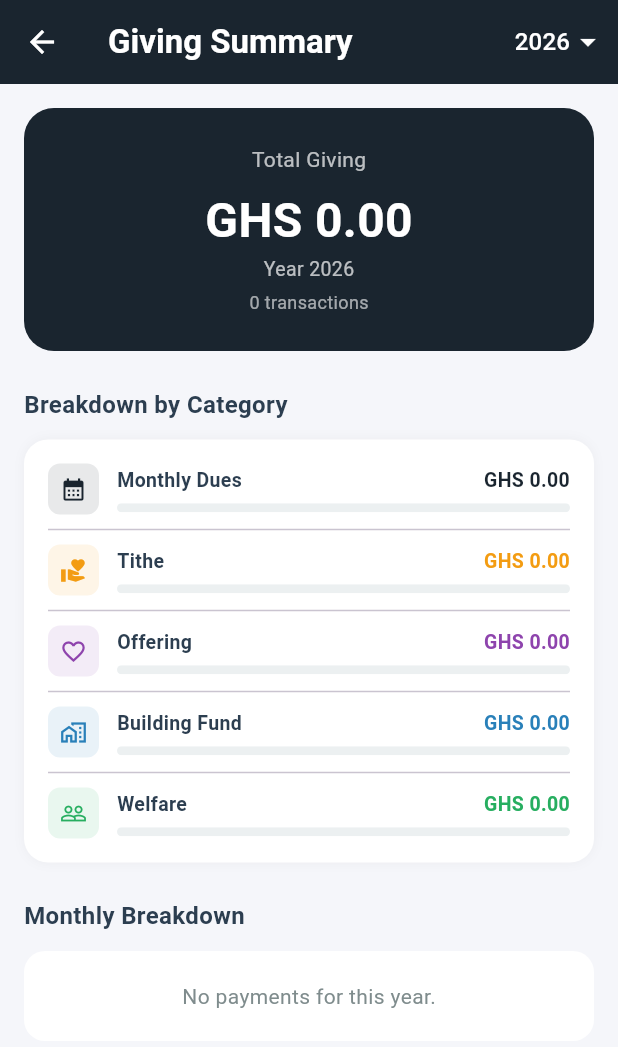
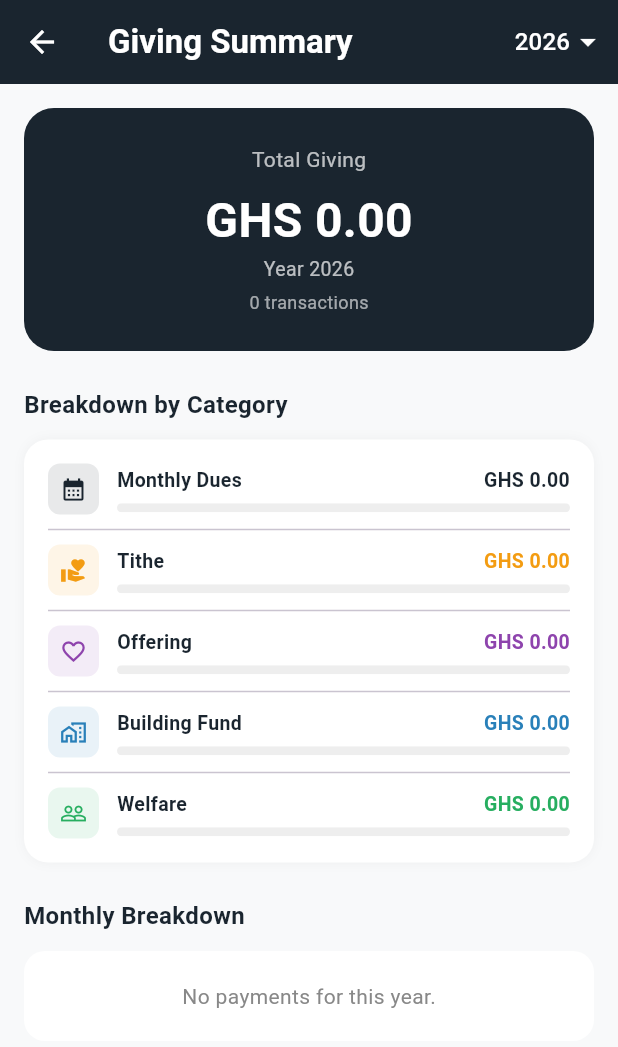
Before and after one commit to lawrykoomson/church-connect, a Flutter app: the GivingSummaryScreen screen opened by its route, on a phone screen of 412 x 824 dp. Shown: the top 1047 px of the screen. Run offline on Flutter 3.47's test engine with Material 3 defaults, Android fonts, the phone set to English and light mode, and no system bars; our stand-ins replace animate_do, cloud_firestore, firebase_auth, firebase_core, firebase_messaging, pdf and 1 more; accounts and stored records are empty; generated files the repository leaves out were written again.

```diff
--- a/lib/main.dart
+++ b/lib/main.dart
@@ -16,7 +16,6 @@ import 'screens/member/giving_summary_screen.dart';
 import 'screens/member/id_card_screen.dart';
 import 'services/notification_service.dart';
 
-// ── Theme Notifier ──
 class ThemeNotifier extends ChangeNotifier {
   ThemeMode _themeMode = ThemeMode.light;
   ThemeMode get themeMode => _themeMode;
@@ -59,8 +58,6 @@ class _ChurchConnectAppState extends State<ChurchConnectApp> {
       title: 'ChurchConnect',
       debugShowCheckedModeBanner: false,
       themeMode: themeNotifier.themeMode,
-
-      // Light theme
       theme: ThemeData(
         brightness: Brightness.light,
         primaryColor: AppColors.primary,
@@ -74,8 +71,6 @@ class _ChurchConnectAppState extends State<ChurchConnectApp> {
           },
         ),
       ),
-
-      // Dark theme
       darkTheme: ThemeData(
         brightness: Brightness.dark,
         primaryColor: AppColors.primary,
@@ -90,7 +85,6 @@ class _ChurchConnectAppState extends State<ChurchConnectApp> {
           },
         ),
       ),
-
       home: const SplashScreen(),
       routes: {
         '/login': (_) => const LoginScreen(),
--- a/lib/utils/app_colors.dart
+++ b/lib/utils/app_colors.dart
@@ -3,13 +3,16 @@ import 'package:flutter/material.dart';
 class AppColors {
   static const Color primary = Color(0xFF1A252F);
   static const Color secondary = Color(0xFFF39C12);
-  static const Color background = Color(0xFFF5F6FA);
+  static const Color background = Color(0xFFF8F9FA);
+  static const Color white = Color(0xFFFFFFFF);
+  static const Color error = Color(0xFFC0392B);
+  static const Color textDark = Color(0xFF1A252F);
+  static const Color textGrey = Color(0xFF888888);
+  static const Color textLight = Color(0xFFBBBBBB);
   static const Color paid = Color(0xFF27AE60);
-  static const Color overdue = Color(0xFFE74C3C);
+  static const Color overdue = Color(0xFFC0392B);
   static const Color pending = Color(0xFFF39C12);
-  static const Color error = Color(0xFFE74C3C);
-  static const Color textDark = Color(0xFF2C3E50);
-  static const Color textGrey = Color(0xFF7F8C8D);
-  static const Color textLight = Color(0xFFBDC3C7);
-  static const Color border = Color(0xFFECF0F1);
+  static const Color cardBg = Color(0xFFFFFFFF);
+  static const Color border = Color(0xFFEEEEEE);
+  static const Color divider = Color(0xFFF0F0F0);
 }
```
Also changed, not shown: pubspec.yaml (+16 -15 lines), pubspec.lock, 5 other files.
